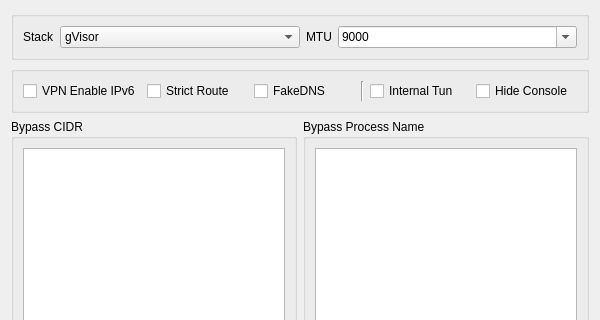
First picture: the form in ui/dialog_vpn_settings.ui, repository MatsuriDayo/nekoray, before the edit; both pictures show x 0 to 600 and y 0 to 320 of the 600 by 600 pixel window.
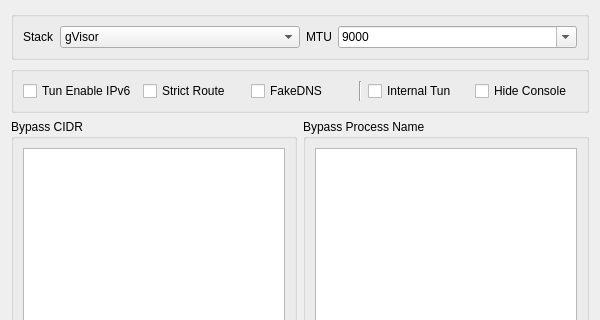
Second picture: the form after the edit.

```diff
--- a/ui/dialog_vpn_settings.ui
+++ b/ui/dialog_vpn_settings.ui
@@ -89,7 +89,7 @@
       <item>
        <widget class="QCheckBox" name="vpn_ipv6">
         <property name="text">
-         <string>VPN Enable IPv6</string>
+         <string>Tun Enable IPv6</string>
         </property>
        </widget>
       </item>
```
Left out of the diff: 2 changed lines with no effect on the pictures.
